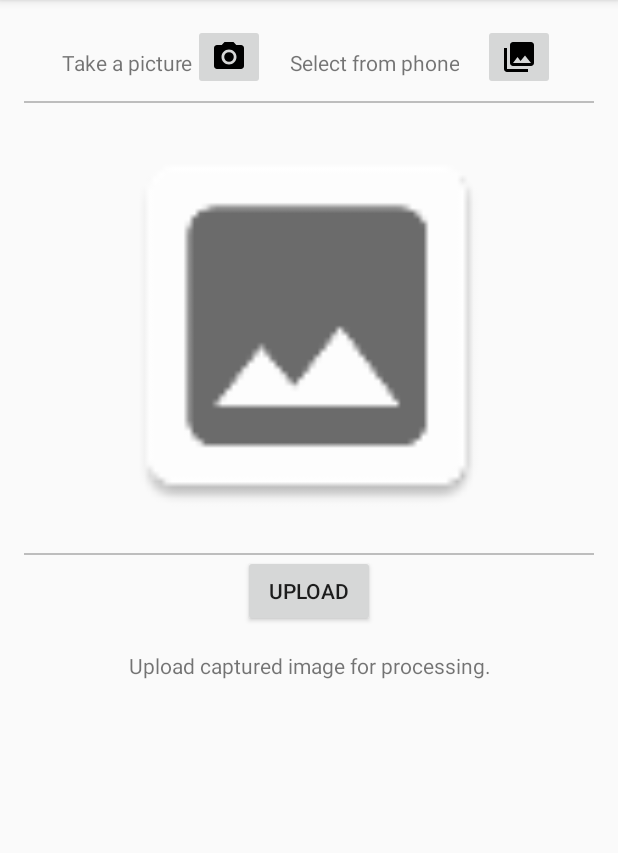
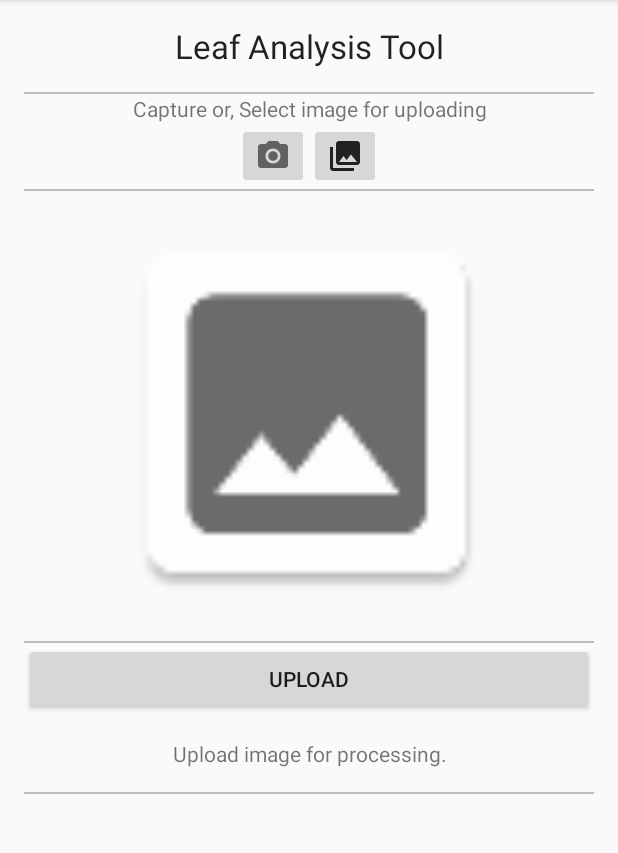
Before and after one commit to digiwizkid/kisanBandhu, an Android app: the screen it shows after launch (MainActivity), on a phone screen of 412 x 824 dp, the part 84-937 px from its top. Run offline under Robolectric (Android 15) with nearby library versions, the phone set to English and light mode, and no system bars; our stand-ins replace Volley.

Commit message:
layout revamped

```diff
--- a/app/src/main/java/com/digiwizkid/kisanbandhuv2/activities/MainActivity.java
+++ b/app/src/main/java/com/digiwizkid/kisanbandhuv2/activities/MainActivity.java
@@ -13,6 +13,7 @@ import android.util.Log;
 import android.view.View;
 import android.widget.Button;
 import android.widget.ImageView;
+import android.widget.LinearLayout;
 import android.widget.Toast;
 
 import com.android.volley.AuthFailureError;
@@ -42,6 +43,8 @@ public class MainActivity extends AppCompatActivity {
 
     private ProgressDialog loader;
 
+    LinearLayout imageUploadContainer, responseContainer;
+
     @Override
     protected void onCreate(Bundle savedInstanceState) {
         super.onCreate(savedInstanceState);
@@ -52,6 +55,11 @@ public class MainActivity extends AppCompatActivity {
         selectBtn = (AppCompatImageButton) findViewById(R.id.select_btn);
 
         loader = new ProgressDialog(MainActivity.this);
+
+        imageUploadContainer = (LinearLayout) findViewById(R.id.img_upload_container);
+        responseContainer = (LinearLayout) findViewById(R.id.response_container);
+
+        responseContainer.setVisibility(View.GONE);
 
         cameraBtn.setOnClickListener(new View.OnClickListener() {
             @Override
@@ -73,7 +81,7 @@ public class MainActivity extends AppCompatActivity {
                 if (imageBitmap != null)
                     upload_image(imageBitmap);
                 else
-                    Toast.makeText(MainActivity.this, "Capture an image first!", Toast.LENGTH_SHORT).show();
+                    Toast.makeText(MainActivity.this, R.string.no_image_warning_msg, Toast.LENGTH_SHORT).show();
             }
         });
     }
@@ -81,7 +89,7 @@ public class MainActivity extends AppCompatActivity {
     private void upload_image(final Bitmap imageBitmap) {
 
 //        Toast.makeText(this, "Uploading...", Toast.LENGTH_LONG).show();
-        loader.setMessage("Uploading, Please wait...");
+        loader.setMessage(getString(R.string.upload_progress_msg));
         loader.show();
 
 
@@ -104,7 +112,8 @@ public class MainActivity extends AppCompatActivity {
                     @Override
                     public void onErrorResponse(VolleyError volleyError) {
                         Log.i(TAG, "onErrorResponse: " + volleyError.toString());
-                        Toast.makeText(MainActivity.this, "Something went wrong!", Toast.LENGTH_SHORT).show();
+                        Toast.makeText(MainActivity.this, R.string.something_went_wrong_msg, Toast.LENGTH_SHORT)
+                                .show();
                     }
                 }) {
             @Override
@@ -147,7 +156,7 @@ public class MainActivity extends AppCompatActivity {
         intent.setAction(Intent.ACTION_GET_CONTENT);
 
         // Always show the chooser (if there are multiple options available)
-        startActivityForResult(Intent.createChooser(intent, "Select Picture"), PICK_IMAGE_REQUEST);
+        startActivityForResult(Intent.createChooser(intent, getString(R.string.pic_chooser_msg)), PICK_IMAGE_REQUEST);
     }
 
 
--- a/app/src/main/res/drawable/ic_collections_black_24dp.xml
+++ b/app/src/main/res/drawable/ic_collections_black_24dp.xml
@@ -4,6 +4,6 @@
         android:viewportWidth="24.0"
         android:viewportHeight="24.0">
     <path
-        android:fillColor="#FF000000"
+        android:fillColor="#212121"
         android:pathData="M22,16L22,4c0,-1.1 -0.9,-2 -2,-2L8,2c-1.1,0 -2,0.9 -2,2v12c0,1.1 0.9,2 2,2h12c1.1,0 2,-0.9 2,-2zM11,12l2.03,2.71L16,11l4,5L8,16l3,-4zM2,6v14c0,1.1 0.9,2 2,2h14v-2L4,20L4,6L2,6z"/>
 </vector>
--- a/app/src/main/res/drawable/ic_photo_camera_black_24dp.xml
+++ b/app/src/main/res/drawable/ic_photo_camera_black_24dp.xml
@@ -4,9 +4,9 @@
         android:viewportWidth="24.0"
         android:viewportHeight="24.0">
     <path
-        android:fillColor="#FF000000"
+        android:fillColor="#616161"
         android:pathData="M12,12m-3.2,0a3.2,3.2 0,1 1,6.4 0a3.2,3.2 0,1 1,-6.4 0"/>
     <path
-        android:fillColor="#FF000000"
+        android:fillColor="#616161"
         android:pathData="M9,2L7.17,4L4,4c-1.1,0 -2,0.9 -2,2v12c0,1.1 0.9,2 2,2h16c1.1,0 2,-0.9 2,-2L22,6c0,-1.1 -0.9,-2 -2,-2h-3.17L15,2L9,2zM12,17c-2.76,0 -5,-2.24 -5,-5s2.24,-5 5,-5 5,2.24 5,5 -2.24,5 -5,5z"/>
 </vector>
--- a/app/src/main/res/layout/activity_main.xml
+++ b/app/src/main/res/layout/activity_main.xml
@@ -18,16 +18,43 @@
             android:orientation="vertical"
             android:padding="16dp">
 
+            <TextView
+                android:layout_width="match_parent"
+                android:layout_height="wrap_content"
+                android:layout_marginBottom="16dp"
+                android:gravity="center"
+                android:text="@string/dash_title_text"
+                android:textAppearance="@style/Base.TextAppearance.AppCompat.Large"/>
+
+            <View
+                android:layout_width="match_parent"
+                android:layout_height="1dp"
+                android:background="#bdbdbd"/>
+
             <LinearLayout
-                android:layout_width="wrap_content"
+                android:id="@+id/img_upload_container"
+                android:layout_width="match_parent"
                 android:layout_height="wrap_content"
-                android:orientation="horizontal">
+                android:orientation="vertical"
+                android:visibility="visible">
 
                 <TextView
                     android:layout_width="match_parent"
                     android:layout_height="wrap_content"
                     android:gravity="center"
-                    android:text="Take a picture"/>
+                    android:text="@string/select_img_label"/>
+
+                <LinearLayout
+                    android:layout_width="match_parent"
+                    android:layout_height="wrap_content"
+                    android:gravity="center"
+                    android:orientation="horizontal">
+
+                    <!--<TextView-->
+                    <!--android:layout_width="match_parent"-->
+                    <!--android:layout_height="match_parent"-->
+                    <!--android:gravity="center"-->
+                    <!--android:text="@string/camera_text"/>-->
 
                     <android.support.v7.widget.AppCompatImageButton
                         android:id="@+id/camera_btn"
@@ -35,12 +62,11 @@
                         android:layout_height="wrap_content"
                         android:src="@drawable/ic_photo_camera_black_24dp"/>
 
-                <TextView
-                    android:layout_width="match_parent"
-                    android:layout_height="wrap_content"
-                    android:gravity="center"
-                    android:padding="16dp"
-                    android:text="Select from phone"/>
+                    <!--<TextView-->
+                    <!--android:layout_width="match_parent"-->
+                    <!--android:layout_height="match_parent"-->
+                    <!--android:gravity="center"-->
+                    <!--android:text="@string/gallery_text"/>-->
 
                     <android.support.v7.widget.AppCompatImageButton
                         android:id="@+id/select_btn"
@@ -69,17 +95,47 @@
 
                 <android.support.v7.widget.AppCompatButton
                     android:id="@+id/upload_btn"
-                android:layout_width="wrap_content"
+                    android:layout_width="match_parent"
                     android:layout_height="wrap_content"
-                android:text="Upload"/>
+                    android:gravity="center"
+                    android:text="@string/upload_btn_text"/>
 
                 <TextView
                     android:layout_width="match_parent"
                     android:layout_height="wrap_content"
                     android:gravity="center"
                     android:padding="16dp"
-                android:text="Upload captured image for processing."
+                    android:text="@string/upload_info_text"
                     android:textAppearance="@style/Base.TextAppearance.AppCompat.Small"/>
+            </LinearLayout>
+
+            <LinearLayout
+                android:id="@+id/response_container"
+                android:layout_width="match_parent"
+                android:layout_height="wrap_content"
+                android:orientation="vertical"
+                android:visibility="gone">
+
+                <TextView
+                    android:id="@+id/response_textView"
+                    android:layout_width="match_parent"
+                    android:layout_height="wrap_content"
+                    android:text="response text"/>
+
+                <android.support.v7.widget.AppCompatButton
+                    android:id="@+id/back_to_dash_btn"
+                    android:layout_width="match_parent"
+                    android:layout_height="wrap_content"
+                    android:gravity="center"
+                    android:text="@string/back_btn_txt"/>
+
+            </LinearLayout>
+
+            <View
+                android:layout_width="match_parent"
+                android:layout_height="1dp"
+                android:background="#bdbdbd"/>
+
         </LinearLayout>
 
     </ScrollView>
--- a/app/src/main/res/values/strings.xml
+++ b/app/src/main/res/values/strings.xml
@@ -1,3 +1,14 @@
 <resources>
     <string name="app_name">KisanBandhuV2</string>
+    <string name="dash_title_text">Leaf Analysis Tool</string>
+    <string name="camera_text">Camera</string>
+    <string name="gallery_text">Gallery</string>
+    <string name="upload_btn_text">Upload</string>
+    <string name="upload_info_text">Upload image for processing.</string>
+    <string name="no_image_warning_msg">Capture an image first!</string>
+    <string name="upload_progress_msg">Uploading, Please wait...</string>
+    <string name="something_went_wrong_msg">Something went wrong! Please try again.</string>
+    <string name="pic_chooser_msg">Select Picture</string>
+    <string name="select_img_label">Capture or, Select image for uploading</string>
+    <string name="back_btn_txt">Back</string>
 </resources>
```
Lines whose indentation alone changed are shown as unchanged.
